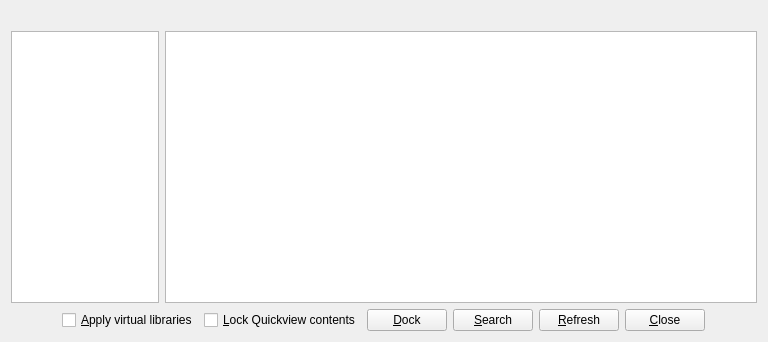
debian-calibre/calibre, file src/calibre/gui2/dialogs/quickview.ui: the form before one commit.
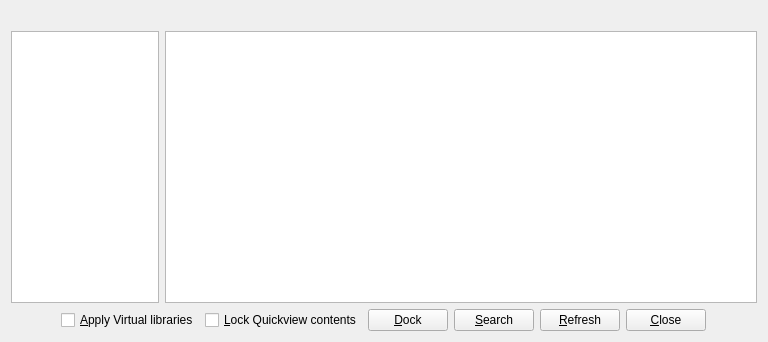
The form after the commit.

```diff
--- a/src/calibre/gui2/dialogs/quickview.ui
+++ b/src/calibre/gui2/dialogs/quickview.ui
@@ -78,7 +78,7 @@
      <item>
       <widget class="QCheckBox" name="apply_vls">
        <property name="text">
-        <string>&amp;Apply virtual libraries</string>
+        <string>&amp;Apply Virtual libraries</string>
        </property>
        <property name="toolTip">
         <string>&lt;p&gt;Select to make Quickview show only books in the current
```
Left out of the diff: 2 changed lines with no effect on the pictures.
